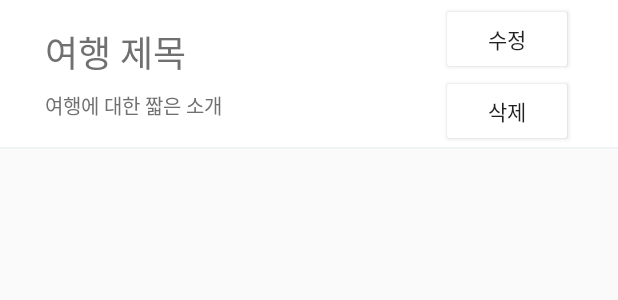
After one commit to Choi-YeonJin/LegoTrip, an Android app: the layout item_plan.xml on its own in the app's theme, with its tools: preview values and no code run, on a phone screen of 412 x 824 dp. The commit adds this screen. Shown: the top 300 px of the screen. Run offline under Robolectric (Android 15) with nearby library versions, the phone set to English and light mode, and no system bars.

Commit message:
recycler item

```diff
--- /dev/null
+++ b/app/src/main/res/drawable/list_background.xml
@@ -0,0 +1,18 @@
+<?xml version="1.0" encoding="utf-8"?>
+<layer-list xmlns:android="http://schemas.android.com/apk/res/android" >
+
+    <item
+        android:bottom="1dp"
+        android:left="-2dp"
+        android:right="-2dp"
+        android:top="-2dp">
+        <shape android:shape="rectangle" >
+            <stroke
+                android:width="1dp"
+                android:color="@color/ListLineColor" />
+
+            <solid android:color="@color/white" />
+        </shape>
+    </item>
+
+</layer-list>
--- /dev/null
+++ b/app/src/main/res/layout/item_plan.xml
@@ -0,0 +1,66 @@
+<?xml version="1.0" encoding="utf-8"?>
+<LinearLayout
+    xmlns:android="http://schemas.android.com/apk/res/android"
+    android:layout_width="match_parent"
+    android:layout_height="100dp"
+    android:paddingLeft="30dp"
+    android:paddingRight="30dp"
+    android:orientation="horizontal"
+    android:gravity="center"
+    android:background="@drawable/list_background">
+
+    <LinearLayout
+        android:layout_width="wrap_content"
+        android:layout_height="wrap_content"
+        android:orientation="vertical">
+
+        <TextView
+            android:layout_width="wrap_content"
+            android:layout_height="wrap_content"
+            android:textColor="@color/textcolor"
+            android:textSize="24dp"
+            android:text="여행 제목"
+            android:fontFamily="@font/nanumgothic"
+            android:id="@+id/name"
+            android:layout_marginBottom="7dp"/>
+
+        <TextView
+            android:layout_width="wrap_content"
+            android:layout_height="wrap_content"
+            android:textColor="@color/textcolor"
+            android:fontFamily="@font/nanumgothic"
+            android:textSize="13dp"
+            android:text="여행에 대한 짧은 소개"
+            android:id="@+id/info"
+            android:layout_marginBottom="2dp"/>
+
+
+    </LinearLayout>
+
+    <View
+        android:layout_width="0dp"
+        android:layout_height="0dp"
+        android:layout_weight="1"/>
+
+    <LinearLayout
+        android:layout_width="wrap_content"
+        android:layout_height="wrap_content"
+        android:orientation="vertical">
+
+        <Button
+            android:layout_width="wrap_content"
+            android:layout_height="wrap_content"
+            android:backgroundTint="@color/white"
+            android:fontFamily="@font/nanumgothic"
+            android:text="수정"/>
+
+        <Button
+            android:layout_width="wrap_content"
+            android:layout_height="wrap_content"
+            android:backgroundTint="@color/white"
+            android:fontFamily="@font/nanumgothic"
+            android:text="삭제"/>
+
+    </LinearLayout>
+
+</LinearLayout>
--- a/app/src/main/res/values/colors.xml
+++ b/app/src/main/res/values/colors.xml
@@ -9,4 +9,5 @@
     <color name="loginbackcolor">#DFDFDF</color>
     <color name="black">#000000</color>
     <color name="barlinecolor">#E0E1E2</color>
+    <color name="ListLineColor">#f0f3f4</color>
 </resources>
```
Also changed, not shown: app/src/main/res/layout/item_diary.xml (added, +66 -0 lines).
